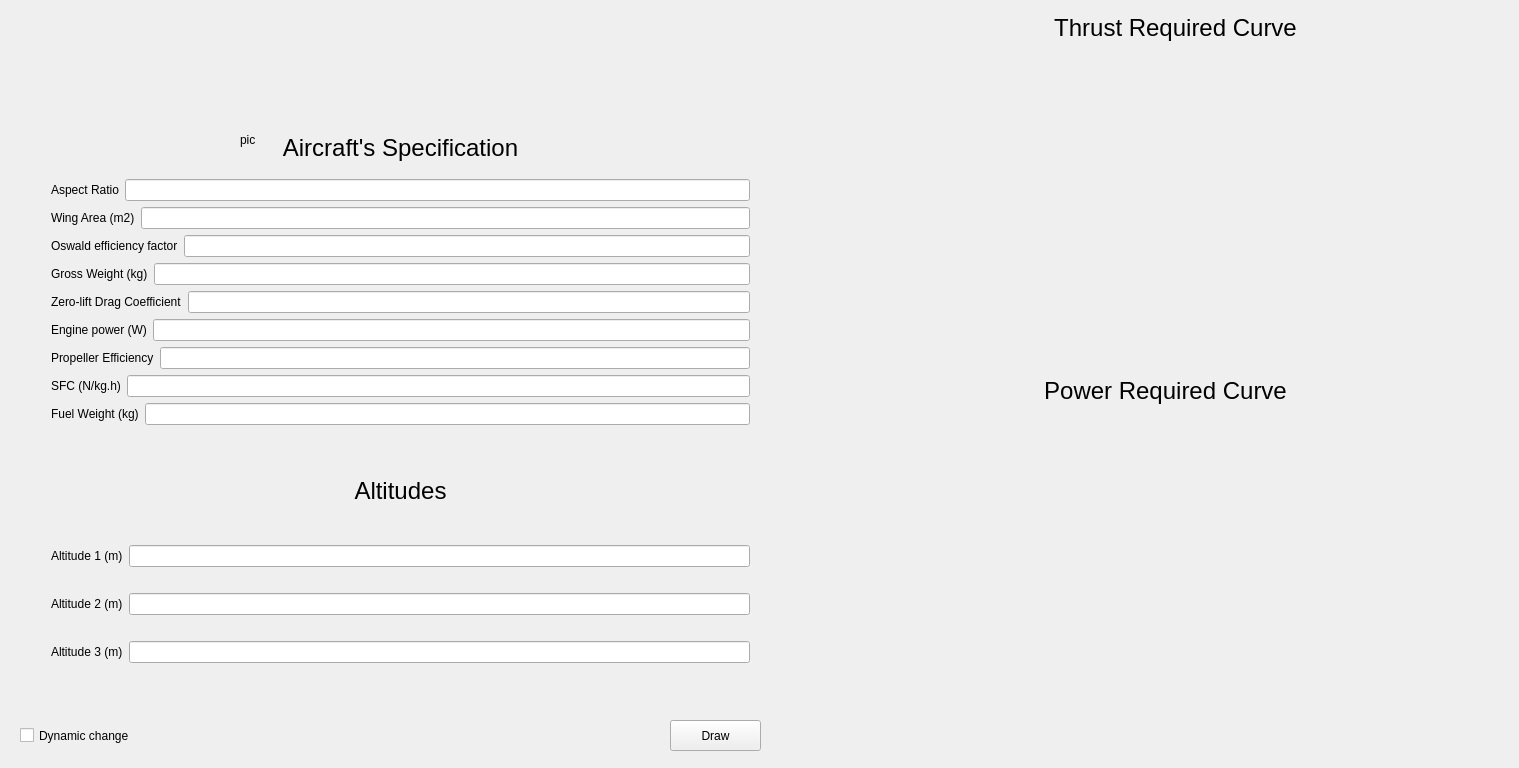
Above: AirCraft.ui from m0nters/AeroPerformanceCalculator before the change. Below: the same form after it.
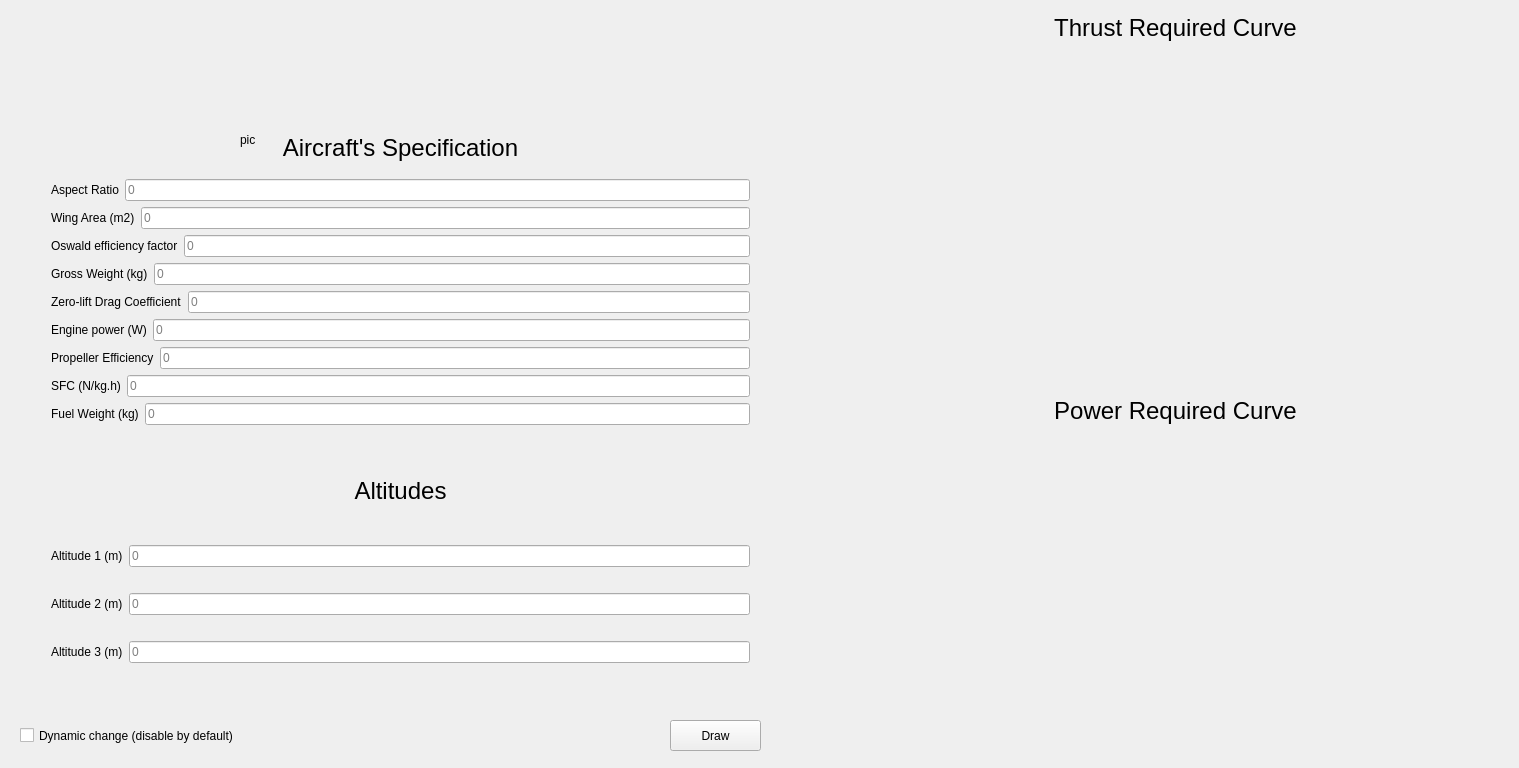
That is the form after the change.

Diff of the .ui file:
```diff
--- a/AirCraft.ui
+++ b/AirCraft.ui
@@ -51,8 +51,8 @@
    <widget class="QLabel" name="power_required_label">
     <property name="geometry">
      <rect>
-      <x>960</x>
-      <y>370</y>
+      <x>970</x>
+      <y>390</y>
       <width>411</width>
       <height>41</height>
      </rect>
@@ -106,7 +106,11 @@
           </widget>
          </item>
          <item>
-          <widget class="QLineEdit" name="Altitude1_lineEdit"/>
+          <widget class="QLineEdit" name="Altitude1_lineEdit">
+           <property name="placeholderText">
+            <string>0</string>
+           </property>
+          </widget>
          </item>
         </layout>
        </item>
@@ -127,7 +131,11 @@
           </widget>
          </item>
          <item>
-          <widget class="QLineEdit" name="Altitude2_lineEdit"/>
+          <widget class="QLineEdit" name="Altitude2_lineEdit">
+           <property name="placeholderText">
+            <string>0</string>
+           </property>
+          </widget>
          </item>
         </layout>
        </item>
@@ -148,7 +156,11 @@
           </widget>
          </item>
          <item>
-          <widget class="QLineEdit" name="Altitude3_lineEdit"/>
+          <widget class="QLineEdit" name="Altitude3_lineEdit">
+           <property name="placeholderText">
+            <string>0</string>
+           </property>
+          </widget>
          </item>
         </layout>
        </item>
@@ -206,7 +218,11 @@
           </widget>
          </item>
          <item>
-          <widget class="QLineEdit" name="AspectRatio_lineEdit"/>
+          <widget class="QLineEdit" name="AspectRatio_lineEdit">
+           <property name="placeholderText">
+            <string>0</string>
+           </property>
+          </widget>
          </item>
         </layout>
        </item>
@@ -220,7 +236,11 @@
           </widget>
          </item>
          <item>
-          <widget class="QLineEdit" name="WingArea_lineEdit"/>
+          <widget class="QLineEdit" name="WingArea_lineEdit">
+           <property name="placeholderText">
+            <string>0</string>
+           </property>
+          </widget>
          </item>
         </layout>
        </item>
@@ -234,7 +254,11 @@
           </widget>
          </item>
          <item>
-          <widget class="QLineEdit" name="OswaldEfficiencyFactor_lineEdit"/>
+          <widget class="QLineEdit" name="OswaldEfficiencyFactor_lineEdit">
+           <property name="placeholderText">
+            <string>0</string>
+           </property>
+          </widget>
          </item>
         </layout>
        </item>
@@ -248,7 +272,11 @@
           </widget>
          </item>
          <item>
-          <widget class="QLineEdit" name="GrossWeight_llineEdit"/>
+          <widget class="QLineEdit" name="GrossWeight_llineEdit">
+           <property name="placeholderText">
+            <string>0</string>
+           </property>
+          </widget>
          </item>
         </layout>
        </item>
@@ -262,7 +290,11 @@
           </widget>
          </item>
          <item>
-          <widget class="QLineEdit" name="ZeroliftDragCoefficient_lineEdit"/>
+          <widget class="QLineEdit" name="ZeroliftDragCoefficient_lineEdit">
+           <property name="placeholderText">
+            <string>0</string>
+           </property>
+          </widget>
          </item>
         </layout>
        </item>
@@ -276,7 +308,11 @@
           </widget>
          </item>
          <item>
-          <widget class="QLineEdit" name="Enginepower_lineEdit"/>
+          <widget class="QLineEdit" name="Enginepower_lineEdit">
+           <property name="placeholderText">
+            <string>0</string>
+           </property>
+          </widget>
          </item>
         </layout>
        </item>
@@ -290,7 +326,11 @@
           </widget>
          </item>
          <item>
-          <widget class="QLineEdit" name="PropellerEfficiency_lineEdit"/>
+          <widget class="QLineEdit" name="PropellerEfficiency_lineEdit">
+           <property name="placeholderText">
+            <string>0</string>
+           </property>
+          </widget>
          </item>
         </layout>
        </item>
@@ -304,7 +344,11 @@
           </widget>
          </item>
          <item>
-          <widget class="QLineEdit" name="SFC_lineEdit"/>
+          <widget class="QLineEdit" name="SFC_lineEdit">
+           <property name="placeholderText">
+            <string>0</string>
+           </property>
+          </widget>
          </item>
         </layout>
        </item>
@@ -318,7 +362,11 @@
           </widget>
          </item>
          <item>
-          <widget class="QLineEdit" name="FuelWeight_lineEdit"/>
+          <widget class="QLineEdit" name="FuelWeight_lineEdit">
+           <property name="placeholderText">
+            <string>0</string>
+           </property>
+          </widget>
          </item>
         </layout>
        </item>
@@ -331,7 +379,7 @@
      <rect>
       <x>20</x>
       <y>720</y>
-      <width>121</width>
+      <width>221</width>
       <height>31</height>
      </rect>
     </property>
@@ -342,7 +390,7 @@
      <string>&lt;html&gt;&lt;head/&gt;&lt;body&gt;&lt;p&gt;&lt;br/&gt;&lt;/p&gt;&lt;/body&gt;&lt;/html&gt;</string>
     </property>
     <property name="text">
-     <string>Dynamic change</string>
+     <string>Dynamic change (disable by default)</string>
     </property>
     <property name="checked">
      <bool>false</bool>
@@ -373,7 +421,7 @@
       <x>850</x>
       <y>60</y>
       <width>631</width>
-      <height>311</height>
+      <height>321</height>
      </rect>
     </property>
     <layout class="QHBoxLayout" name="horizontalLayout_13"/>
@@ -384,7 +432,7 @@
       <x>850</x>
       <y>440</y>
       <width>631</width>
-      <height>311</height>
+      <height>321</height>
      </rect>
     </property>
     <layout class="QHBoxLayout" name="horizontalLayout_14"/>
```
Left out of the diff: 2 changed lines with no effect on the pictures.
